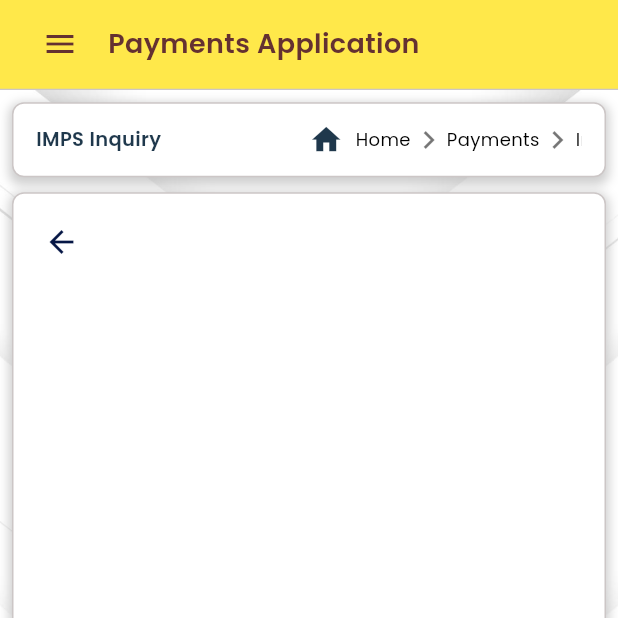
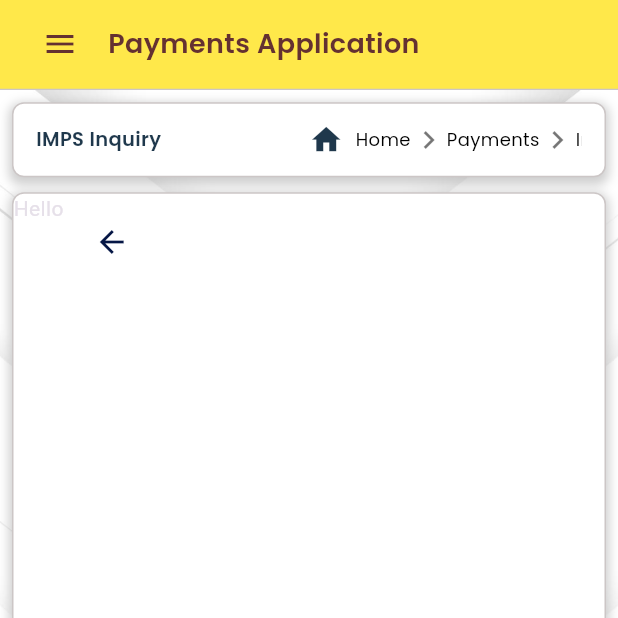
Before and after one commit to Athiraau/payments_app, a Flutter app: the ImpsInquiry screen opened by its route, on a phone screen of 412 x 824 dp, the top half of it. Run offline on Flutter 3.47's test engine with Material 3 defaults, Android fonts, the phone set to English and light mode, and no system bars; our stand-ins replace flutter_animate, flutter_svg, fluttertoast, go_router, shared_preferences, shimmer and 1 more; missing offline and left inert: encrypt; accounts and stored records are empty; network calls fail.

Commit message:
update Imps

```diff
--- a/lib/features/payments/view/report/imps_inquiry/view/imps_inquiry.dart
+++ b/lib/features/payments/view/report/imps_inquiry/view/imps_inquiry.dart
@@ -4,6 +4,7 @@ import 'package:go_router/go_router.dart';
 import '../../../../../../core/utils/config/styles/colors.dart';
 import '../../../../../../core/utils/shared/constant/assets_path.dart';
 import '../../../../../bread_crumbs/view/bread_crumbs.dart';
+
 class ImpsInquiry extends StatelessWidget {
   const ImpsInquiry({super.key});
 
@@ -25,7 +26,9 @@ class ImpsInquiry extends StatelessWidget {
           mainAxisAlignment: MainAxisAlignment.start,
           crossAxisAlignment: CrossAxisAlignment.start,
           children: [
-            const BreadCrumbs(title: 'IMPS Inquiry',),
+            const BreadCrumbs(
+              title: 'IMPS Inquiry',
+            ),
             const SizedBox(
               height: 10,
             ),
@@ -56,6 +59,7 @@ class ImpsInquiry extends StatelessWidget {
                       mainAxisAlignment: MainAxisAlignment.start,
                       crossAxisAlignment: CrossAxisAlignment.start,
                       children: [
+                        Text("Hello"),
                         Padding(
                           padding: const EdgeInsets.all(8.0),
                           child: IconButton(
@@ -65,7 +69,7 @@ class ImpsInquiry extends StatelessWidget {
                               icon: const Icon(
                                 color: AppColor.drawerColor,
                                 Icons.arrow_back,
-                                size:24,
+                                size: 24,
                               )),
                         )
                       ],
```
